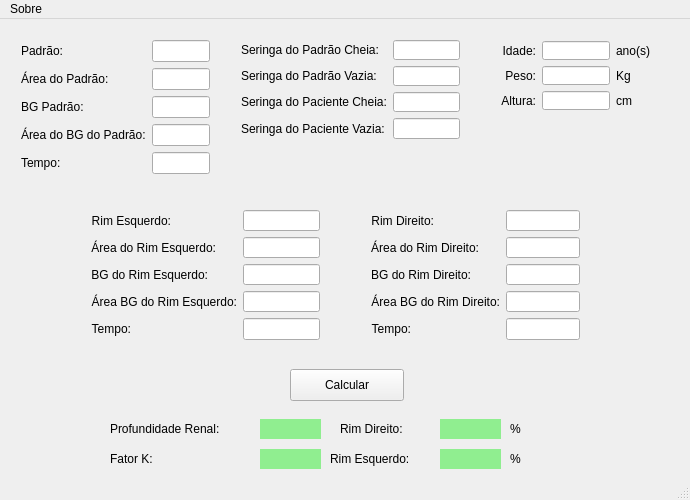
sandrorb/dmsa, file dmsa/mainwindow.ui: the form before one commit.
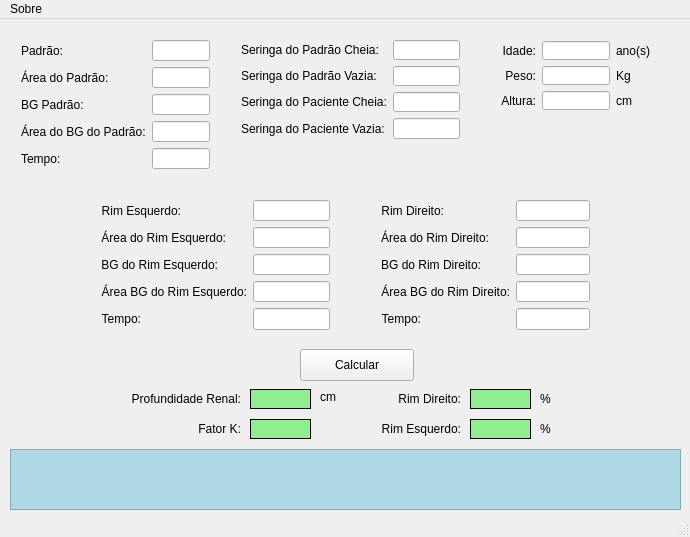
The form after the commit.

```diff
--- a/dmsa/mainwindow.ui
+++ b/dmsa/mainwindow.ui
@@ -7,7 +7,7 @@
     <x>0</x>
     <y>0</y>
     <width>690</width>
-    <height>500</height>
+    <height>537</height>
    </rect>
   </property>
   <property name="windowTitle">
@@ -17,8 +17,8 @@
    <widget class="QPushButton" name="pushButtonCalcular">
     <property name="geometry">
      <rect>
-      <x>290</x>
-      <y>350</y>
+      <x>300</x>
+      <y>330</y>
       <width>114</width>
       <height>32</height>
      </rect>
@@ -30,8 +30,8 @@
    <widget class="QLabel" name="label_26">
     <property name="geometry">
      <rect>
-      <x>110</x>
-      <y>400</y>
+      <x>100</x>
+      <y>370</y>
       <width>141</width>
       <height>20</height>
      </rect>
@@ -42,12 +42,15 @@
     <property name="text">
      <string>Profundidade Renal:</string>
     </property>
+    <property name="alignment">
+     <set>Qt::AlignRight|Qt::AlignTrailing|Qt::AlignVCenter</set>
+    </property>
    </widget>
    <widget class="QLabel" name="label_27">
     <property name="geometry">
      <rect>
-      <x>110</x>
-      <y>430</y>
+      <x>100</x>
+      <y>400</y>
       <width>141</width>
       <height>20</height>
      </rect>
@@ -58,12 +61,15 @@
     <property name="text">
      <string>Fator K:</string>
     </property>
+    <property name="alignment">
+     <set>Qt::AlignRight|Qt::AlignTrailing|Qt::AlignVCenter</set>
+    </property>
    </widget>
    <widget class="QLabel" name="label_28">
     <property name="geometry">
      <rect>
-      <x>340</x>
-      <y>400</y>
+      <x>370</x>
+      <y>370</y>
       <width>91</width>
       <height>20</height>
      </rect>
@@ -74,12 +80,18 @@
     <property name="text">
      <string>Rim Direito:</string>
     </property>
+    <property name="alignment">
+     <set>Qt::AlignRight|Qt::AlignTrailing|Qt::AlignVCenter</set>
+    </property>
+    <property name="indent">
+     <number>-1</number>
+    </property>
    </widget>
    <widget class="QLabel" name="label_29">
     <property name="geometry">
      <rect>
-      <x>330</x>
-      <y>430</y>
+      <x>360</x>
+      <y>400</y>
       <width>101</width>
       <height>20</height>
      </rect>
@@ -90,12 +102,15 @@
     <property name="text">
      <string>Rim Esquerdo:</string>
     </property>
+    <property name="alignment">
+     <set>Qt::AlignRight|Qt::AlignTrailing|Qt::AlignVCenter</set>
+    </property>
    </widget>
    <widget class="QLabel" name="label_30">
     <property name="geometry">
      <rect>
-      <x>510</x>
-      <y>400</y>
+      <x>540</x>
+      <y>370</y>
       <width>21</width>
       <height>20</height>
      </rect>
@@ -107,8 +122,8 @@
    <widget class="QLabel" name="label_31">
     <property name="geometry">
      <rect>
-      <x>510</x>
-      <y>430</y>
+      <x>540</x>
+      <y>400</y>
       <width>21</width>
       <height>20</height>
      </rect>
@@ -120,8 +135,8 @@
    <widget class="QLabel" name="rimDireitoCaptacaoLabel">
     <property name="geometry">
      <rect>
-      <x>440</x>
-      <y>400</y>
+      <x>470</x>
+      <y>370</y>
       <width>61</width>
       <height>20</height>
      </rect>
@@ -129,6 +144,9 @@
     <property name="styleSheet">
      <string notr="true">background-color: lightgreen</string>
     </property>
+    <property name="frameShape">
+     <enum>QFrame::Box</enum>
+    </property>
     <property name="text">
      <string/>
     </property>
@@ -139,8 +157,8 @@
    <widget class="QLabel" name="rimEsquerdoCaptacaoLabel">
     <property name="geometry">
      <rect>
-      <x>440</x>
-      <y>430</y>
+      <x>470</x>
+      <y>400</y>
       <width>61</width>
       <height>20</height>
      </rect>
@@ -266,6 +284,9 @@
     <property name="styleSheet">
      <string notr="true">background-color: lightgreen</string>
     </property>
+    <property name="frameShape">
+     <enum>QFrame::Box</enum>
+    </property>
     <property name="text">
      <string/>
     </property>
@@ -276,8 +297,8 @@
    <widget class="QLabel" name="profundidadeRenalLabel">
     <property name="geometry">
      <rect>
-      <x>260</x>
-      <y>400</y>
+      <x>250</x>
+      <y>370</y>
       <width>61</width>
       <height>20</height>
      </rect>
@@ -285,6 +306,9 @@
     <property name="styleSheet">
      <string notr="true">background-color: lightgreen</string>
     </property>
+    <property name="frameShape">
+     <enum>QFrame::Box</enum>
+    </property>
     <property name="text">
      <string/>
     </property>
@@ -295,8 +319,8 @@
    <widget class="QLabel" name="fatorKLabel">
     <property name="geometry">
      <rect>
-      <x>260</x>
-      <y>430</y>
+      <x>250</x>
+      <y>400</y>
       <width>61</width>
       <height>20</height>
      </rect>
@@ -304,6 +328,9 @@
     <property name="styleSheet">
      <string notr="true">background-color: lightgreen</string>
     </property>
+    <property name="frameShape">
+     <enum>QFrame::Box</enum>
+    </property>
     <property name="text">
      <string/>
     </property>
@@ -314,8 +341,8 @@
    <widget class="QWidget" name="layoutWidget">
     <property name="geometry">
      <rect>
-      <x>80</x>
-      <y>180</y>
+      <x>90</x>
+      <y>170</y>
       <width>251</width>
       <height>152</height>
      </rect>
@@ -391,8 +418,8 @@
    <widget class="QWidget" name="layoutWidget">
     <property name="geometry">
      <rect>
-      <x>360</x>
-      <y>180</y>
+      <x>370</x>
+      <y>170</y>
       <width>231</width>
       <height>152</height>
      </rect>
@@ -546,7 +573,7 @@
       <x>10</x>
       <y>10</y>
       <width>211</width>
-      <height>161</height>
+      <height>151</height>
      </rect>
     </property>
     <layout class="QFormLayout" name="formLayout">
@@ -668,6 +695,38 @@
      </item>
     </layout>
    </widget>
+   <widget class="QPlainTextEdit" name="msgText">
+    <property name="geometry">
+     <rect>
+      <x>10</x>
+      <y>430</y>
+      <width>671</width>
+      <height>61</height>
+     </rect>
+    </property>
+    <property name="styleSheet">
+     <string notr="true">background-color: lightblue</string>
+    </property>
+    <property name="frameShape">
+     <enum>QFrame::StyledPanel</enum>
+    </property>
+    <property name="readOnly">
+     <bool>true</bool>
+    </property>
+   </widget>
+   <widget class="QLabel" name="label_32">
+    <property name="geometry">
+     <rect>
+      <x>320</x>
+      <y>370</y>
+      <width>31</width>
+      <height>16</height>
+     </rect>
+    </property>
+    <property name="text">
+     <string>cm</string>
+    </property>
+   </widget>
   </widget>
   <widget class="QStatusBar" name="statusBar"/>
   <widget class="QMenuBar" name="menuBar">
```
